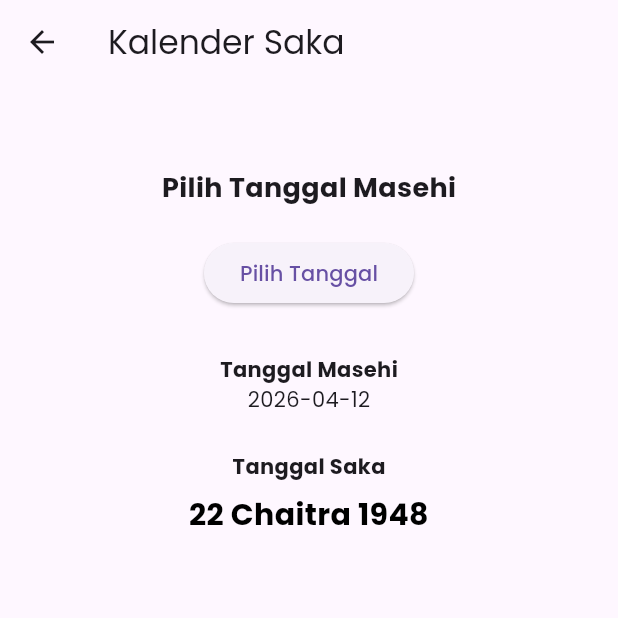
After one commit to gogopowercoding/TeknoMobile_086_092_097_108, a Flutter app: the KalendersakaPage screen opened directly, on a phone screen of 412 x 824 dp, the top half of it. The commit adds this screen. Run offline on Flutter 3.47's test engine with Material 3 defaults, Android fonts, the phone set to English and light mode, and no system bars; our stand-ins replace decimal, google_fonts.

Commit message:
tambah kalender saka

```diff
--- a/lib/screen/dashboard_page.dart
+++ b/lib/screen/dashboard_page.dart
@@ -8,6 +8,7 @@ import 'jumlah_total_page.dart';
 import 'stopwatch_page.dart';
 import 'piramid_page.dart';
 import 'age_calculator_page.dart';
+import 'kalendersaka_page.dart';
 
 class DashboardPage extends StatefulWidget {
 
@@ -56,6 +57,11 @@ class _DashboardPageState extends State<DashboardPage> {
       "title": "Kalkulator Umur",
       "icon": Icons.cake,
       "page": const AgeCalculatorPage()
+    },
+    {
+      "title": "Kalender Saka",
+      "icon": Icons.calendar_month,
+      "page": const KalendersakaPage()
     },
 
   ];
--- a/lib/screen/ganjil_genap_page.dart
+++ b/lib/screen/ganjil_genap_page.dart
@@ -26,7 +26,7 @@ class _GanjilGenapPageState extends State<GanjilGenapPage> {
 
     // ERROR 2: jika bukan angka
     if (angka == null) {
-      tampilkanError("Input harus berupa angka");
+      tampilkanError("Input harus berupa bilangan bulat");
       return;
     }
 
--- /dev/null
+++ b/lib/screen/kalendersaka_page.dart
@@ -0,0 +1,156 @@
+import 'package:flutter/material.dart';
+
+class KalendersakaPage extends StatefulWidget {
+  const KalendersakaPage({super.key});
+
+  @override
+  State<KalendersakaPage> createState() => _KalendersakaPageState();
+}
+
+class _KalendersakaPageState extends State<KalendersakaPage> {
+  DateTime selectedDate = DateTime.now();
+
+  final List<String> sakaMonths = [
+    "Chaitra",
+    "Vaisakha",
+    "Jyaistha",
+    "Asadha",
+    "Sravana",
+    "Bhadra",
+    "Asvina",
+    "Kartika",
+    "Agrahayana",
+    "Pausa",
+    "Magha",
+    "Phalguna"
+  ];
+
+  String convertToSaka(DateTime date) {
+    int year = date.year;
+    bool isLeap =
+        (year % 4 == 0 && year % 100 != 0) || (year % 400 == 0);
+
+    // Awal tahun Saka
+    DateTime sakaNewYear =
+        DateTime(year, 3, isLeap ? 21 : 22);
+
+    int sakaYear;
+    DateTime startYear;
+
+    if (date.isBefore(sakaNewYear)) {
+      sakaYear = year - 79;
+      bool prevLeap =
+          ((year - 1) % 4 == 0 && (year - 1) % 100 != 0) ||
+              ((year - 1) % 400 == 0);
+
+      startYear =
+          DateTime(year - 1, 3, prevLeap ? 21 : 22);
+    } else {
+      sakaYear = year - 78;
+      startYear = sakaNewYear;
+    }
+
+    int diffDays = date.difference(startYear).inDays;
+
+    List<int> monthDays = [
+      isLeap ? 31 : 30, // Chaitra
+      31,
+      31,
+      31,
+      31,
+      31,
+      30,
+      30,
+      30,
+      30,
+      30,
+      30
+    ];
+
+    int month = 0;
+    while (diffDays >= monthDays[month]) {
+      diffDays -= monthDays[month];
+      month++;
+    }
+
+    int day = diffDays + 1;
+
+    return "$day ${sakaMonths[month]} $sakaYear";
+  }
+
+  @override
+  Widget build(BuildContext context) {
+    return Scaffold(
+      appBar: AppBar(
+        title: const Text("Kalender Saka"),
+      ),
+      body: Center(
+        child: Padding(
+          padding: const EdgeInsets.all(16.0),
+          child: Column(
+            mainAxisAlignment: MainAxisAlignment.start,
+            crossAxisAlignment: CrossAxisAlignment.center,
+            children: [
+              const SizedBox(height: 40),
+
+              const Text(
+                "Pilih Tanggal Masehi",
+                style: TextStyle(
+                    fontSize: 18, fontWeight: FontWeight.bold),
+              ),
+
+              const SizedBox(height: 20),
+
+              ElevatedButton(
+                onPressed: () async {
+                  DateTime? picked = await showDatePicker(
+                    context: context,
+                    initialDate: selectedDate,
+                    firstDate: DateTime(1900),
+                    lastDate: DateTime(2100),
+                  );
+
+                  if (picked != null) {
+                    setState(() {
+                      selectedDate = picked;
+                    });
+                  }
+                },
+                child: const Text("Pilih Tanggal"),
+              ),
+
+              const SizedBox(height: 30),
+
+              Text(
+                "Tanggal Masehi",
+                style: TextStyle(fontWeight: FontWeight.bold),
+              ),
+              Text(
+                "${selectedDate.toLocal()}".split(' ')[0],
+              ),
+
+              const SizedBox(height: 25),
+
+              const Text(
+                "Tanggal Saka",
+                style: TextStyle(fontWeight: FontWeight.bold),
+              ),
+
+              const SizedBox(height: 8),
+
+              Text(
+                convertToSaka(selectedDate),
+                style: const TextStyle(
+                  fontSize: 20,
+                  fontWeight: FontWeight.bold,
+                  color: Colors.black, // 🔥 hitam
+                ),
+                textAlign: TextAlign.center,
+              ),
+            ],
+          ),
+        ),
+      ),
+    );
+  }
+}
```
